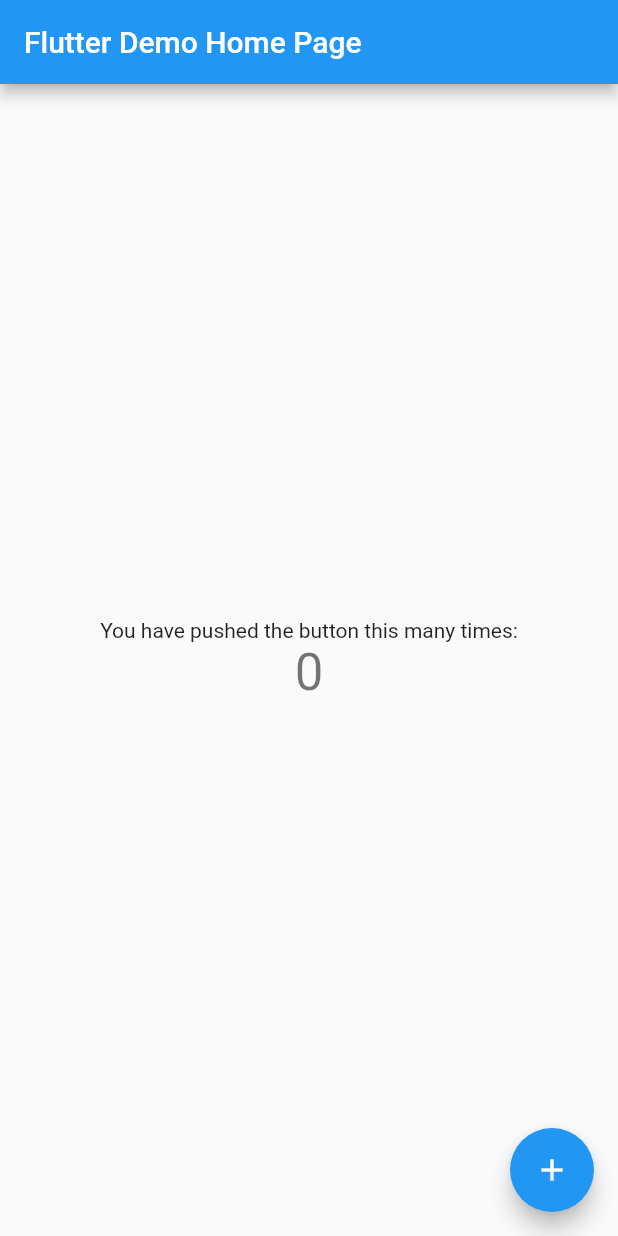
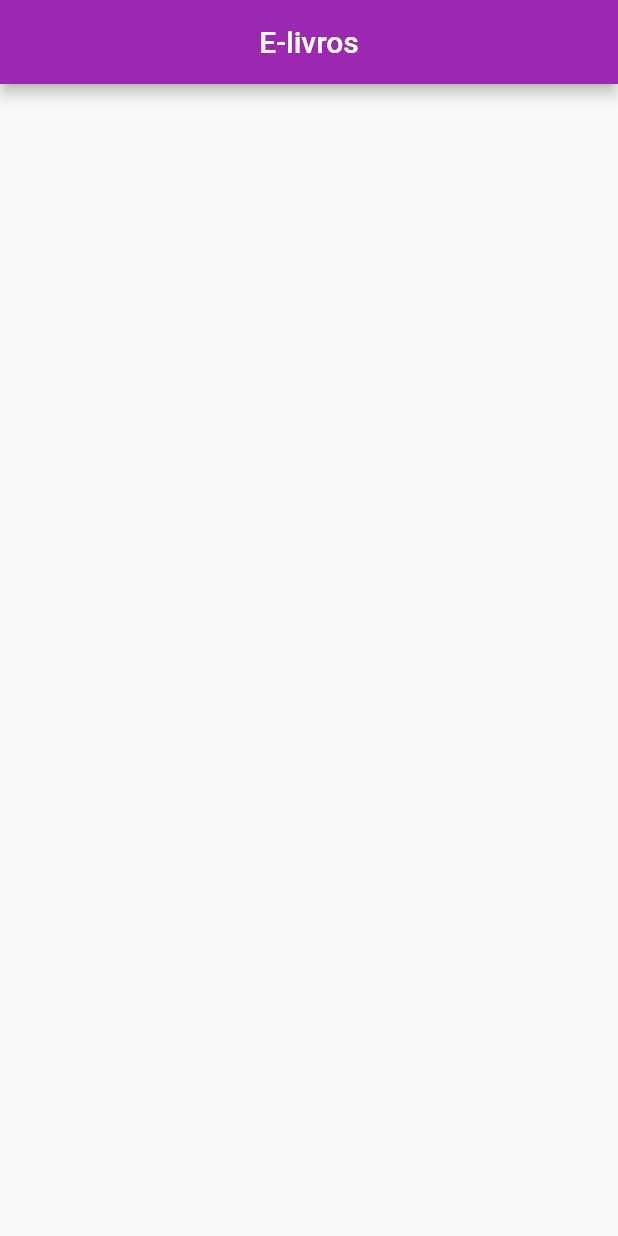
Before and after one commit to SkillsXcode/biblioteca_flutter, a Flutter app: the screen it shows after launch, on a phone screen of 412 x 824 dp. Run offline on Flutter 3.47's test engine with Material 2 defaults, Android fonts, the light colour scheme and no system bars.

Commit message:
Criação do MVC e appbar da tela principal

```diff
--- a/lib/main.dart
+++ b/lib/main.dart
@@ -7,109 +7,29 @@
 class MyApp extends StatelessWidget {
   const MyApp({Key? key}) : super(key: key);
 
-  // This widget is the root of your application.
   @override
   Widget build(BuildContext context) {
     return MaterialApp(
+      debugShowCheckedModeBanner: false,
       title: 'Flutter Demo',
       theme: ThemeData(
-        // This is the theme of your application.
-        //
-        // Try running your application with "flutter run". You'll see the
-        // application has a blue toolbar. Then, without quitting the app, try
-        // changing the primarySwatch below to Colors.green and then invoke
-        // "hot reload" (press "r" in the console where you ran "flutter run",
-        // or simply save your changes to "hot reload" in a Flutter IDE).
-        // Notice that the counter didn't reset back to zero; the application
-        // is not restarted.
         primarySwatch: Colors.blue,
       ),
-      home: const MyHomePage(title: 'Flutter Demo Home Page'),
+      home: const Biblioteca(),
     );
   }
 }
 
-class MyHomePage extends StatefulWidget {
-  const MyHomePage({Key? key, required this.title}) : super(key: key);
-
-  // This widget is the home page of your application. It is stateful, meaning
-  // that it has a State object (defined below) that contains fields that affect
-  // how it looks.
-
-  // This class is the configuration for the state. It holds the values (in this
-  // case the title) provided by the parent (in this case the App widget) and
-  // used by the build method of the State. Fields in a Widget subclass are
-  // always marked "final".
-
-  final String title;
-
-  @override
-  State<MyHomePage> createState() => _MyHomePageState();
-}
-
-class _MyHomePageState extends State<MyHomePage> {
-  int _counter = 0;
-
-  void _incrementCounter() {
-    setState(() {
-      // This call to setState tells the Flutter framework that something has
-      // changed in this State, which causes it to rerun the build method below
-      // so that the display can reflect the updated values. If we changed
-      // _counter without calling setState(), then the build method would not be
-      // called again, and so nothing would appear to happen.
-      _counter++;
-    });
-  }
+class Biblioteca extends StatelessWidget {
+  const Biblioteca({Key? key}) : super(key: key);
 
   @override
   Widget build(BuildContext context) {
-    // This method is rerun every time setState is called, for instance as done
-    // by the _incrementCounter method above.
-    //
-    // The Flutter framework has been optimized to make rerunning build methods
-    // fast, so that you can just rebuild anything that needs updating rather
-    // than having to individually change instances of widgets.
     return Scaffold(
       appBar: AppBar(
-        // Here we take the value from the MyHomePage object that was created by
-        // the App.build method, and use it to set our appbar title.
-        title: Text(widget.title),
-      ),
-      body: Center(
-        // Center is a layout widget. It takes a single child and positions it
-        // in the middle of the parent.
-        child: Column(
-          // Column is also a layout widget. It takes a list of children and
-          // arranges them vertically. By default, it sizes itself to fit its
-          // children horizontally, and tries to be as tall as its parent.
-          //
-          // Invoke "debug painting" (press "p" in the console, choose the
-          // "Toggle Debug Paint" action from the Flutter Inspector in Android
-          // Studio, or the "Toggle Debug Paint" command in Visual Studio Code)
-          // to see the wireframe for each widget.
-          //
-          // Column has various properties to control how it sizes itself and
-          // how it positions its children. Here we use mainAxisAlignment to
-          // center the children vertically; the main axis here is the vertical
-          // axis because Columns are vertical (the cross axis would be
-          // horizontal).
-          mainAxisAlignment: MainAxisAlignment.center,
-          children: <Widget>[
-            const Text(
-              'You have pushed the button this many times:',
-            ),
-            Text(
-              '$_counter',
-              style: Theme.of(context).textTheme.headline4,
-            ),
-          ],
-        ),
-      ),
-      floatingActionButton: FloatingActionButton(
-        onPressed: _incrementCounter,
-        tooltip: 'Increment',
-        child: const Icon(Icons.add),
-      ), // This trailing comma makes auto-formatting nicer for build methods.
+          backgroundColor: Colors.purple,
+          centerTitle: true,
+          title: Text("E-livros")),
     );
   }
 }
```
Also changed, not shown: lib/controller/LivroController.dart (added, +9 -0 lines), lib/model/Livro.dart (added, +13 -0 lines).
